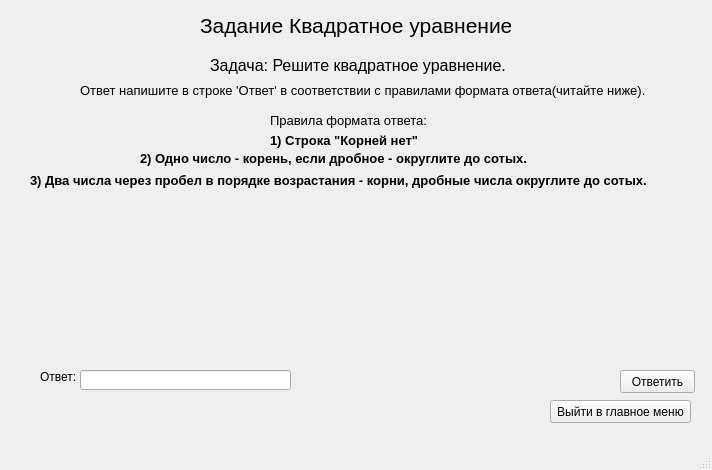
The window that task_doing.ui (Manex0990/ZadachnikQT_Project) describes before a commit, drawn with Qt 5.
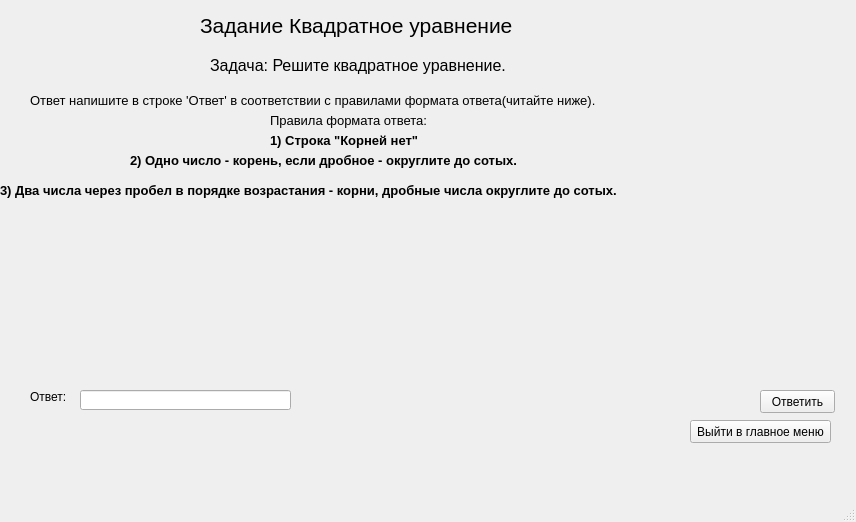
The same window after the commit.

```diff
--- a/task_doing.ui
+++ b/task_doing.ui
@@ -6,8 +6,8 @@
    <rect>
     <x>0</x>
     <y>0</y>
-    <width>712</width>
-    <height>470</height>
+    <width>856</width>
+    <height>522</height>
    </rect>
   </property>
   <property name="windowTitle">
@@ -19,7 +19,7 @@
      <rect>
       <x>200</x>
       <y>10</y>
-      <width>311</width>
+      <width>401</width>
       <height>31</height>
      </rect>
     </property>
@@ -37,7 +37,7 @@
      <rect>
       <x>210</x>
       <y>50</y>
-      <width>301</width>
+      <width>371</width>
       <height>31</height>
      </rect>
     </property>
@@ -53,9 +53,9 @@
    <widget class="QLabel" name="label_3">
     <property name="geometry">
      <rect>
-      <x>80</x>
-      <y>80</y>
-      <width>571</width>
+      <x>30</x>
+      <y>90</y>
+      <width>751</width>
       <height>20</height>
      </rect>
     </property>
@@ -73,7 +73,7 @@
      <rect>
       <x>270</x>
       <y>110</y>
-      <width>161</width>
+      <width>211</width>
       <height>20</height>
      </rect>
     </property>
@@ -91,7 +91,7 @@
      <rect>
       <x>270</x>
       <y>130</y>
-      <width>161</width>
+      <width>221</width>
       <height>20</height>
      </rect>
     </property>
@@ -109,10 +109,10 @@
    <widget class="QLabel" name="label_6">
     <property name="geometry">
      <rect>
-      <x>140</x>
+      <x>130</x>
       <y>150</y>
-      <width>411</width>
-      <height>16</height>
+      <width>551</width>
+      <height>21</height>
      </rect>
     </property>
     <property name="font">
@@ -129,9 +129,9 @@
    <widget class="QLabel" name="label_7">
     <property name="geometry">
      <rect>
-      <x>30</x>
-      <y>170</y>
-      <width>661</width>
+      <x>0</x>
+      <y>180</y>
+      <width>861</width>
       <height>20</height>
      </rect>
     </property>
@@ -150,9 +150,9 @@
     <property name="geometry">
      <rect>
       <x>250</x>
-      <y>240</y>
-      <width>241</width>
-      <height>51</height>
+      <y>260</y>
+      <width>291</width>
+      <height>61</height>
      </rect>
     </property>
     <property name="font">
@@ -171,7 +171,7 @@
     <property name="geometry">
      <rect>
       <x>80</x>
-      <y>370</y>
+      <y>390</y>
       <width>211</width>
       <height>20</height>
      </rect>
@@ -180,8 +180,8 @@
    <widget class="QLabel" name="label_9">
     <property name="geometry">
      <rect>
-      <x>40</x>
-      <y>370</y>
+      <x>30</x>
+      <y>390</y>
       <width>47</width>
       <height>13</height>
      </rect>
@@ -193,9 +193,9 @@
    <widget class="QLabel" name="verdictLine">
     <property name="geometry">
      <rect>
-      <x>300</x>
-      <y>370</y>
-      <width>311</width>
+      <x>310</x>
+      <y>390</y>
+      <width>441</width>
       <height>21</height>
      </rect>
     </property>
@@ -206,8 +206,8 @@
    <widget class="QPushButton" name="answer_btn">
     <property name="geometry">
      <rect>
-      <x>620</x>
-      <y>370</y>
+      <x>760</x>
+      <y>390</y>
       <width>75</width>
       <height>23</height>
      </rect>
@@ -219,8 +219,8 @@
    <widget class="QPushButton" name="exit_btn">
     <property name="geometry">
      <rect>
-      <x>550</x>
-      <y>400</y>
+      <x>690</x>
+      <y>420</y>
       <width>141</width>
       <height>23</height>
      </rect>
```
Left out of the diff: 17 changed lines with no effect on the pictures.
